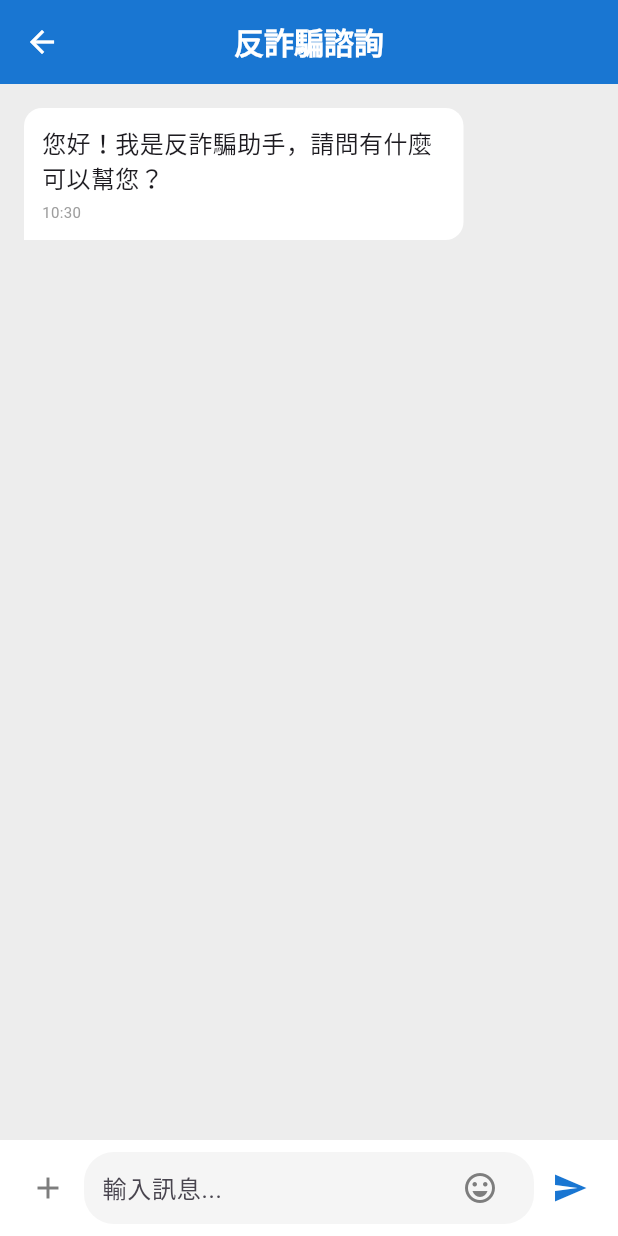
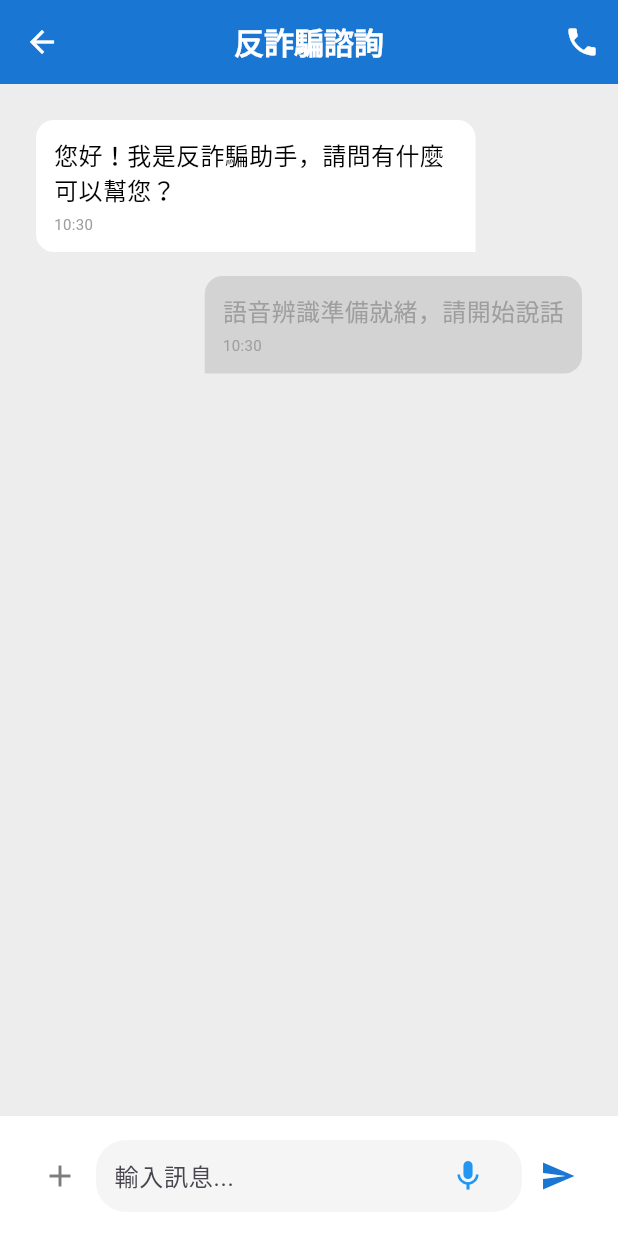
Before and after one commit to Yant-Wu/chat165_app, a Flutter app: the ChatScreen screen opened directly, on a phone screen of 412 x 824 dp. Run offline on Flutter 3.47's test engine with Material 3 defaults, Android fonts, the phone set to English and light mode, and no system bars; our stand-ins replace equatable, permission_handler, speech_to_text, vibration.

```diff
--- a/lib/screens/chatbot_screen.dart
+++ b/lib/screens/chatbot_screen.dart
@@ -1,26 +1,50 @@
 import 'package:flutter/material.dart';
+import 'package:provider/provider.dart';
+import 'package:url_launcher/url_launcher.dart';
+import '../service/speech_service.dart';
 
 class ChatScreen extends StatefulWidget {
   const ChatScreen({super.key});
 
   @override
-  _ChatScreenState createState() => _ChatScreenState();
+  State<ChatScreen> createState() => _ChatScreenState();
 }
 
 class _ChatScreenState extends State<ChatScreen> {
   final TextEditingController _messageController = TextEditingController();
+  final ScrollController _scrollController = ScrollController();
   final List<ChatMessage> _messages = [];
-  final ScrollController _scrollController = ScrollController();
+  late SpeechService _speechService;
 
   @override
   void initState() {
     super.initState();
+    _speechService = context.read<SpeechService>();
+    _speechService.initSpeech();
+
     // 初始化歡迎訊息
-    _messages.add(ChatMessage(
+    _addMessage(
       text: "您好！我是反詐騙助手，請問有什麼可以幫您？",
       isMe: false,
-      time: DateTime.now(),
-    ));
+      isFinal: true,
+    );
+
+    // 監聽語音辨識結果
+    _speechService.textStream.listen((text) {
+      if (text.startsWith('正在聆聽')) {
+        _addMessage(text: text, isMe: true, isFinal: false);
+      } else if (text.startsWith('語音辨識錯誤') || text.startsWith('網路錯誤')) {
+        _addMessage(text: text, isMe: false, isFinal: true);
+      } else if (text.isNotEmpty && !text.startsWith('正在發送') && !text.startsWith('伺服器回覆')) {
+        // 更新最後一條消息（語音即時預覽）
+        _updateLastMessage(text: text, isFinal: false);
+      }
+    });
+
+    // 監聽伺服器回覆
+    _speechService.serverResponseStream.listen((response) {
+      _addMessage(text: response, isMe: false, isFinal: true);
+    });
   }
 
   @override
@@ -30,35 +54,33 @@ class _ChatScreenState extends State<ChatScreen> {
     super.dispose();
   }
 
-  void _sendMessage() {
-    if (_messageController.text.isEmpty) return;
-
-    final message = _messageController.text;
-    _messageController.clear();
-
-    // 添加用戶訊息
+  void _addMessage({required String text, required bool isMe, required bool isFinal}) {
     setState(() {
       _messages.add(ChatMessage(
-        text: message,
-        isMe: true,
+        text: text,
+        isMe: isMe,
+        isFinal: isFinal,
         time: DateTime.now(),
       ));
     });
+    _scrollToBottom();
+  }
 
-    // 滾動到底部
-    _scrollToBottom();
-
-    // 模擬機器人回覆
-    Future.delayed(const Duration(seconds: 1), () {
+  void _updateLastMessage({required String text, required bool isFinal}) {
+    if (_messages.isNotEmpty && !_messages.last.isFinal) {
       setState(() {
+        _messages.removeLast();
         _messages.add(ChatMessage(
-          text: _getReply(message),
-          isMe: false,
+          text: text,
+          isMe: true,
+          isFinal: isFinal,
           time: DateTime.now(),
         ));
       });
       _scrollToBottom();
-    });
+    } else {
+      _addMessage(text: text, isMe: true, isFinal: isFinal);
+    }
   }
 
   void _scrollToBottom() {
@@ -73,14 +95,24 @@ class _ChatScreenState extends State<ChatScreen> {
     });
   }
 
-  String _getReply(String message) {
-    // 簡單回覆邏輯，實際應用中替換為API呼叫
-    if (message.contains("詐騙")) {
-      return "如果您懷疑遇到詐騙，請立即停止所有資金操作，並撥打反詐專線110諮詢。";
-    } else if (message.contains("電話")) {
-      return "可疑電話通常有以下特徵：\n1. 自稱公檢法要求轉賬\n2. 聲稱中獎需先交稅\n3. 索要驗證碼或密碼";
+  void _sendMessage() {
+    final text = _messageController.text.trim();
+    if (text.isNotEmpty) {
+      _addMessage(text: text, isMe: true, isFinal: true);
+      _messageController.clear();
+      _speechService.sendText(text);
     }
-    return "我已收到您的訊息，正在為您查詢相關資訊...";
+  }
+
+  void _makePhoneCall() async {
+    final url = Uri.parse('tel:110');
+    if (await canLaunchUrl(url)) {
+      await launchUrl(url);
+    } else {
+      ScaffoldMessenger.of(context).showSnackBar(
+        const SnackBar(content: Text('無法撥打電話'))
+      );
+    }
   }
 
   @override
@@ -91,21 +123,24 @@ class _ChatScreenState extends State<ChatScreen> {
         centerTitle: true,
         backgroundColor: const Color(0xFF1976D2),
         elevation: 0,
+        actions: [
+          IconButton(
+            icon: const Icon(Icons.phone),
+            onPressed: _makePhoneCall,
+            tooltip: '撥打反詐專線110',
+          ),
+        ],
       ),
       body: Column(
         children: [
           Expanded(
             child: Container(
-              decoration: const BoxDecoration(
-                color: Color(0xFFEDEDED), // 微信聊天背景色
-              ),
+              color: const Color(0xFFEDEDED),
               child: ListView.builder(
                 controller: _scrollController,
-                padding: const EdgeInsets.all(8),
+                padding: const EdgeInsets.all(16),
                 itemCount: _messages.length,
-                itemBuilder: (context, index) {
-                  return _buildMessage(_messages[index]);
-                },
+                itemBuilder: (context, index) => _buildMessage(_messages[index]),
               ),
             ),
           ),
@@ -116,29 +151,32 @@ class _ChatScreenState extends State<ChatScreen> {
   }
 
   Widget _buildMessage(ChatMessage message) {
+    final isFinal = message.isFinal;
+    final textColor = message.isMe
+      ? isFinal ? Colors.black : Colors.grey
+      : Colors.black;
+    final backgroundColor = message.isMe
+      ? isFinal ? const Color(0xFF95EC69) : const Color(0xFFD3D3D3)
+      : Colors.white;
+
     return Padding(
       padding: const EdgeInsets.symmetric(vertical: 8),
       child: Row(
         crossAxisAlignment: CrossAxisAlignment.end,
-        mainAxisAlignment:
-            message.isMe ? MainAxisAlignment.end : MainAxisAlignment.start,
+        mainAxisAlignment: message.isMe ? MainAxisAlignment.end : MainAxisAlignment.start,
         children: [
           ConstrainedBox(
-            constraints: BoxConstraints(
-              maxWidth: MediaQuery.of(context).size.width * 0.75,
-            ),
+            constraints: BoxConstraints(maxWidth: MediaQuery.of(context).size.width * 0.75),
             child: Container(
               margin: const EdgeInsets.symmetric(horizontal: 8),
               padding: const EdgeInsets.all(12),
               decoration: BoxDecoration(
-                color: message.isMe
-                    ? const Color(0xFF95EC69) // 用戶訊息綠色
-                    : Colors.white, // 機器人訊息白色
+                color: backgroundColor,
                 borderRadius: BorderRadius.only(
-                  topLeft: const Radius.circular(12),
-                  topRight: const Radius.circular(12),
-                  bottomLeft: Radius.circular(message.isMe ? 12 : 0),
-                  bottomRight: Radius.circular(message.isMe ? 0 : 12),
+                  topLeft: Radius.circular(12),
+                  topRight: Radius.circular(12),
+                  bottomLeft: message.isMe ? Radius.circular(0) : Radius.circular(12),
+                  bottomRight: message.isMe ? Radius.circular(12) : Radius.circular(0),
                 ),
               ),
               child: Column(
@@ -146,17 +184,12 @@ class _ChatScreenState extends State<ChatScreen> {
                 children: [
                   Text(
                     message.text,
-                    style: const TextStyle(
-                      fontSize: 16,
-                    ),
+                    style: TextStyle(fontSize: 16, color: textColor),
                   ),
                   const SizedBox(height: 4),
                   Text(
                     _formatTime(message.time),
-                    style: const TextStyle(
-                      color: Colors.grey,
-                      fontSize: 10,
-                    ),
+                    style: const TextStyle(color: Colors.grey, fontSize: 10),
                   ),
                 ],
               ),
@@ -168,12 +201,12 @@ class _ChatScreenState extends State<ChatScreen> {
   }
 
   String _formatTime(DateTime time) {
-    return '${time.hour}:${time.minute.toString().padLeft(2, '0')}';
+    return '${time.hour.toString().padLeft(2, '0')}:${time.minute.toString().padLeft(2, '0')}';
   }
 
   Widget _buildInputArea() {
     return Container(
-      padding: const EdgeInsets.all(8),
+      padding: const EdgeInsets.all(16),
       color: Colors.white,
       child: Row(
         children: [
@@ -193,19 +226,25 @@ class _ChatScreenState extends State<ChatScreen> {
                   Expanded(
                     child: TextField(
                       controller: _messageController,
-                      decoration: const InputDecoration(
-                        hintText: '輸入訊息...',
-                        border: InputBorder.none,
-                      ),
+                      decoration: const InputDecoration(hintText: '輸入訊息...', border: InputBorder.none),
                       maxLines: 5,
                       minLines: 1,
                       onSubmitted: (_) => _sendMessage(),
                     ),
                   ),
-                  IconButton(
-                    icon: const Icon(Icons.emoji_emotions_outlined,
-                        color: Color(0xFF7D7D7D)),
-                    onPressed: () {},
+                  StreamBuilder<bool>(
+                    stream: Stream.periodic(const Duration(milliseconds: 300), (_) => _speechService.isListening),
+                    builder: (context, snapshot) {
+                      final isListening = snapshot.data ?? false;
+                      return IconButton(
+                        icon: Icon(
+                          isListening ? Icons.mic_off : Icons.mic,
+                          color: isListening ? Colors.red : Colors.blue,
+                        ),
+                        onPressed: isListening ? _speechService.stopListening : _speechService.startListening,
+                        tooltip: isListening ? '停止語音輸入' : '開始語音輸入',
+                      );
+                    },
                   ),
                 ],
               ),
@@ -224,11 +263,13 @@ class _ChatScreenState extends State<ChatScreen> {
 class ChatMessage {
   final String text;
   final bool isMe;
+  final bool isFinal;
   final DateTime time;
 
   ChatMessage({
     required this.text,
     required this.isMe,
+    required this.isFinal,
     required this.time,
   });
 }
```
Also changed, not shown: lib/main.dart (+13 -10 lines), lib/model/speech_model.dart (added, +58 -0 lines), lib/service/speech_service.dart (added, +197 -0 lines), lib/voice_control_panel.dart (deleted, +0 -93 lines), lib/voice_recognition_module.dart (deleted, +0 -91 lines), pubspec.yaml (+9 -0 lines), pubspec.lock, 15 other files.
